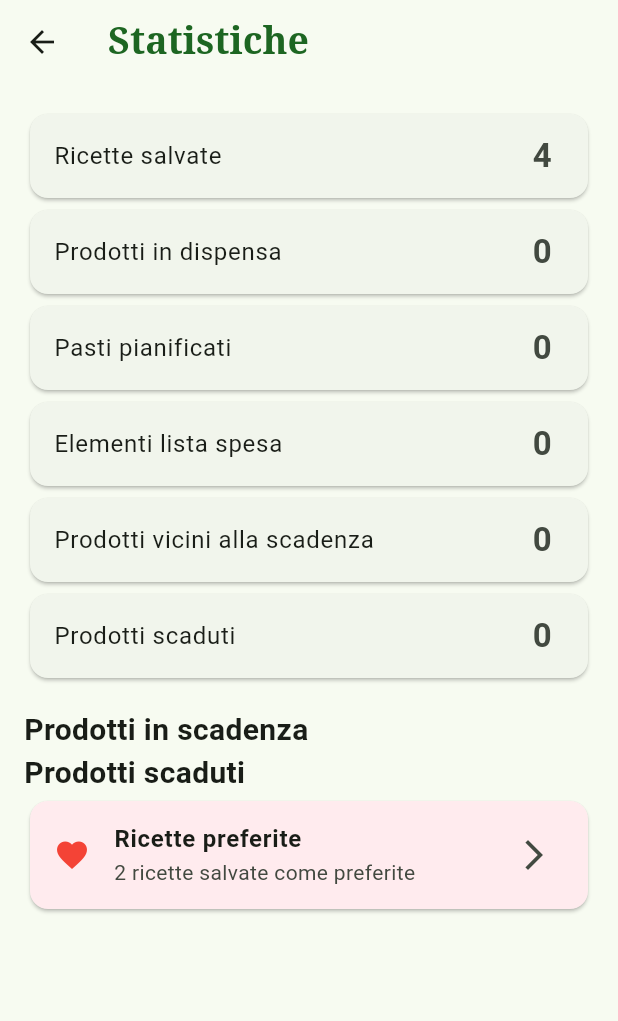
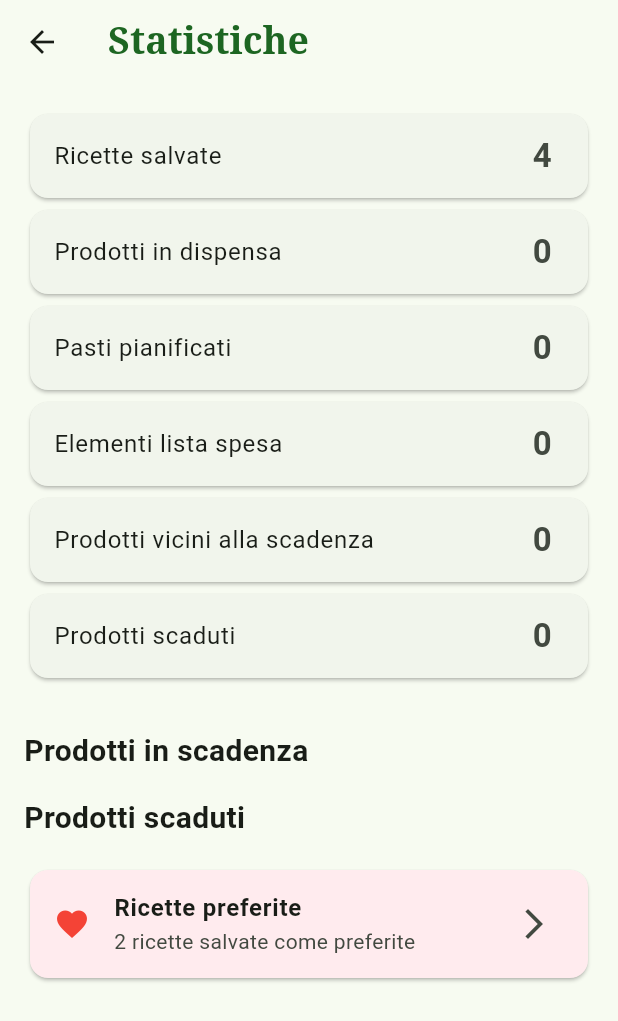
Before and after one commit to Ray04p/App_mobile, a Flutter app: the StatsScreen screen opened directly, on a phone screen of 412 x 824 dp. Shown: the top 1021 px of the screen. Run offline on Flutter 3.47's test engine with Material 3 defaults, Android fonts, the phone set to English and light mode, and no system bars; our stand-ins replace image_picker, shared_preferences, sqflite; accounts and stored records are empty.

Commit message:
Aggiornamento cose da fare

```diff
--- a/lib/screens/stats.dart
+++ b/lib/screens/stats.dart
@@ -34,7 +34,7 @@ class StatsScreen extends StatelessWidget {
           statCard('Prodotti vicini alla scadenza', expiring.length.toString()),
           statCard('Prodotti scaduti', expired.length.toString()),
 
-          const SizedBox(height: 16),
+          const SizedBox(height: 30),
           const Text(
             'Prodotti in scadenza',
             style: TextStyle(fontSize: 20, fontWeight: FontWeight.bold),
@@ -47,6 +47,8 @@ class StatsScreen extends StatelessWidget {
             ),
           ),
 
+
+          const SizedBox(height: 16),
           const Text(
             'Prodotti scaduti',
             style: TextStyle(fontSize: 20, fontWeight: FontWeight.bold),
@@ -59,6 +61,8 @@ class StatsScreen extends StatelessWidget {
             ),
           ),
 
+
+          const SizedBox(height: 16),
           Card(
             color: Colors.red.shade50,
             child: ListTile(
```
